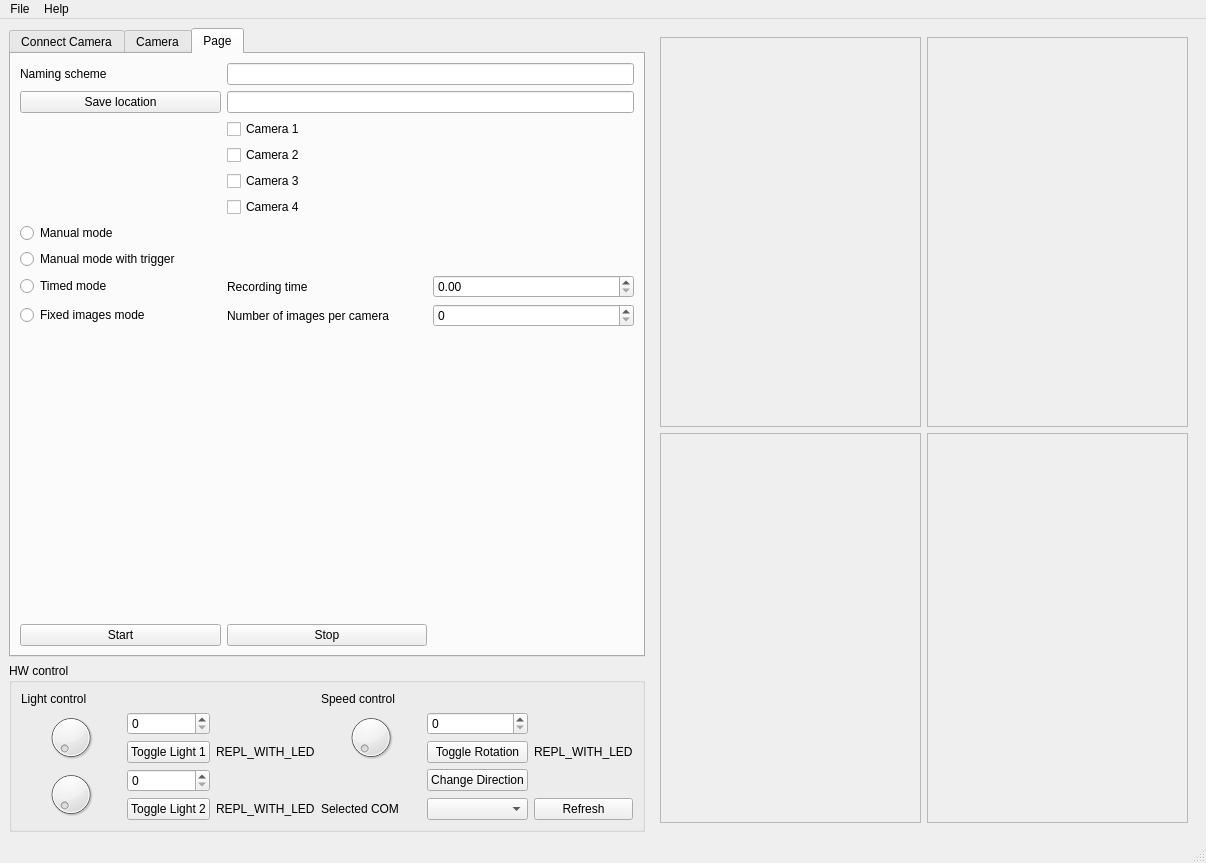
Old version of the form ui_files/anubis.ui in the repository boortel/anubis_V2.
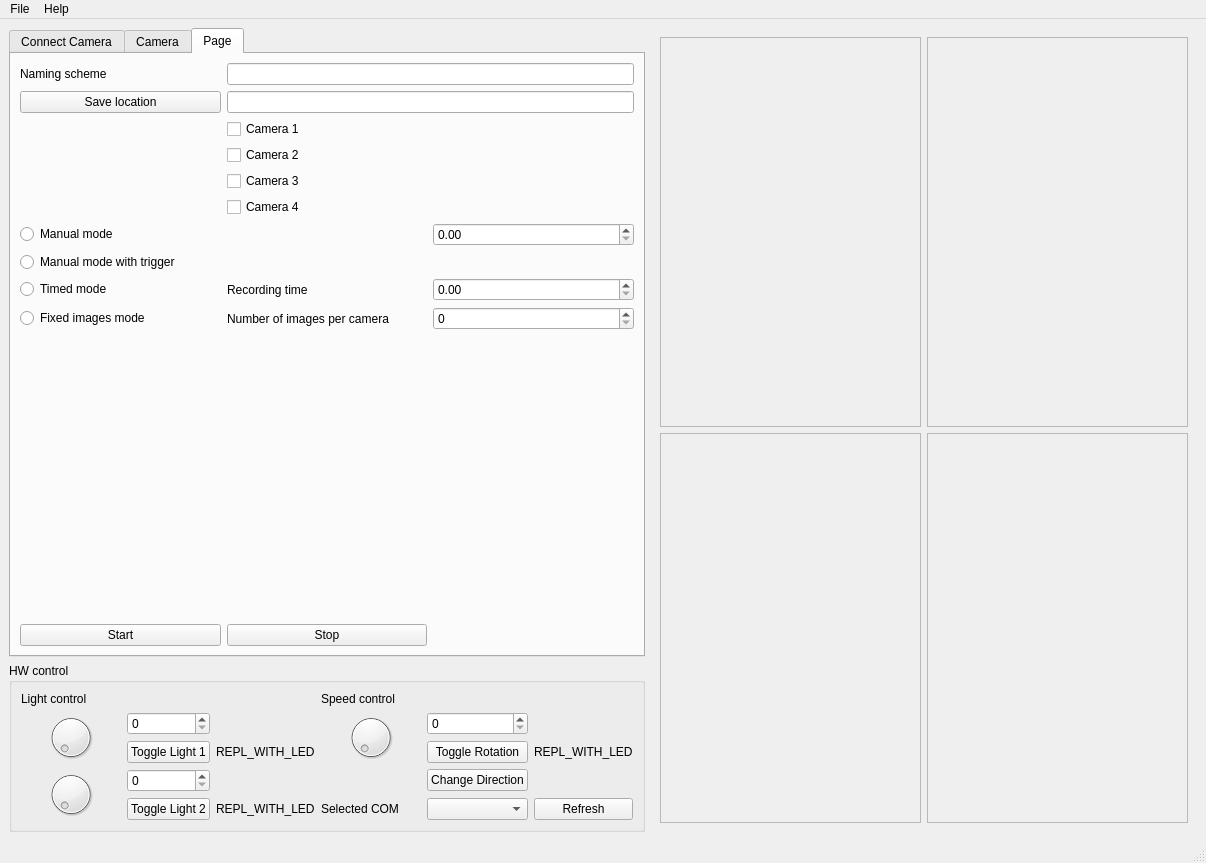
New version of the form. Icons and pictures are not drawn.

```diff
--- a/ui_files/anubis.ui
+++ b/ui_files/anubis.ui
@@ -737,6 +737,9 @@
           </property>
          </widget>
         </item>
+        <item row="8" column="3">
+         <widget class="QDoubleSpinBox" name="doubleSpinBox_fps"/>
+        </item>
        </layout>
       </widget>
      </widget>
```
Left out of the diff: 18 changed lines with no effect on the pictures.
